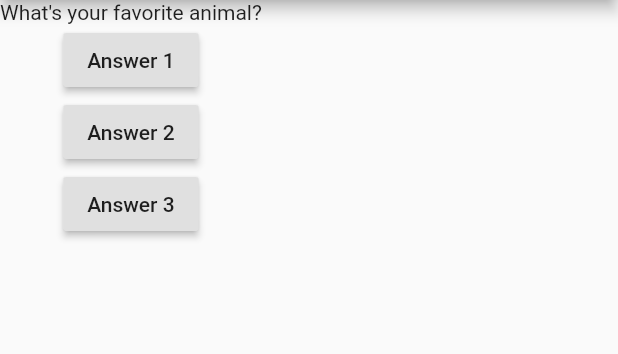
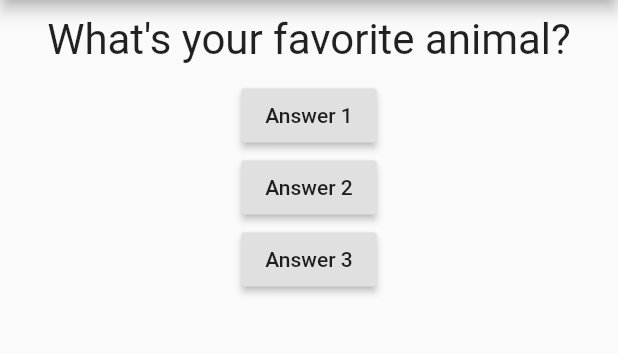
Before and after one commit to jackjhall22/firstFlutterApp, a Flutter app: the screen it shows after launch, after a tap on "Answer 1", on a phone screen of 412 x 824 dp, the part 84-438 px from its top. Run offline on Flutter 3.47's test engine with Material 2 defaults, Android fonts, the phone set to English and light mode, and no system bars.

Commit message:
task: create a questions widget

```diff
--- a/lib/main.dart
+++ b/lib/main.dart
@@ -1,5 +1,6 @@
 import 'package:flutter/material.dart';
 
+import './question.dart';
 // void main() {
 //   runApp(MyApp());
 // }
@@ -10,16 +11,16 @@ class MyApp extends StatefulWidget {
   @override
   State<StatefulWidget> createState() {
     // TODO: implement createState
-    return MyAppState();
+    return _MyAppState();
   }
 }
 
-class MyAppState extends State<MyApp> {
-  var questionIndex = 0;
+class _MyAppState extends State<MyApp> {
+  var _questionIndex = 0;
 
-  void answerQuestion() {
+  void _answerQuestion() {
     setState(() {
-      questionIndex = questionIndex == 0 ? questionIndex + 1 : 1;
+      _questionIndex = _questionIndex == 0 ? _questionIndex + 1 : 1;
     });
     print('Answer Chosen!');
   }
@@ -27,7 +28,7 @@ class MyAppState extends State<MyApp> {
   @override
   Widget build(context) {
     var questions = [
-      'What\'s your favorite color',
+      'What\'s your favorite color?',
       'What\'s your favorite animal?',
     ];
     return MaterialApp(
@@ -37,18 +38,18 @@ class MyAppState extends State<MyApp> {
         ),
         body: Column(
           children: <Widget>[
-            Text(questions[questionIndex]),
+            Question(questions[_questionIndex]),
             RaisedButton(
               child: Text('Answer 1'),
-              onPressed: answerQuestion,
+              onPressed: _answerQuestion,
             ),
             RaisedButton(
               child: Text('Answer 2'),
-              onPressed: answerQuestion,
+              onPressed: _answerQuestion,
             ),
             RaisedButton(
               child: Text('Answer 3'),
-              onPressed: answerQuestion,
+              onPressed: _answerQuestion,
             ),
           ],
         ),
--- /dev/null
+++ b/lib/question.dart
@@ -0,0 +1,20 @@
+import 'package:flutter/material.dart';
+
+class Question extends StatelessWidget {
+  final String questionText;
+
+  Question(this.questionText); // positional argument
+
+  @override
+  Widget build(BuildContext context) {
+    return Container(
+      width: double.infinity,
+      margin: EdgeInsets.all(10),
+      child: Text(
+        questionText,
+        style: TextStyle(fontSize: 28),
+        textAlign: TextAlign.center,
+      ),
+    );
+  }
+}
```
